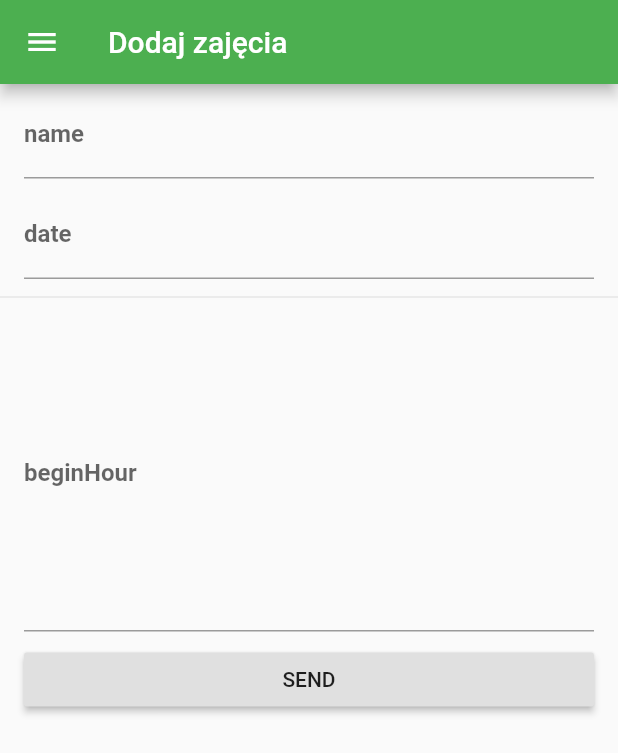
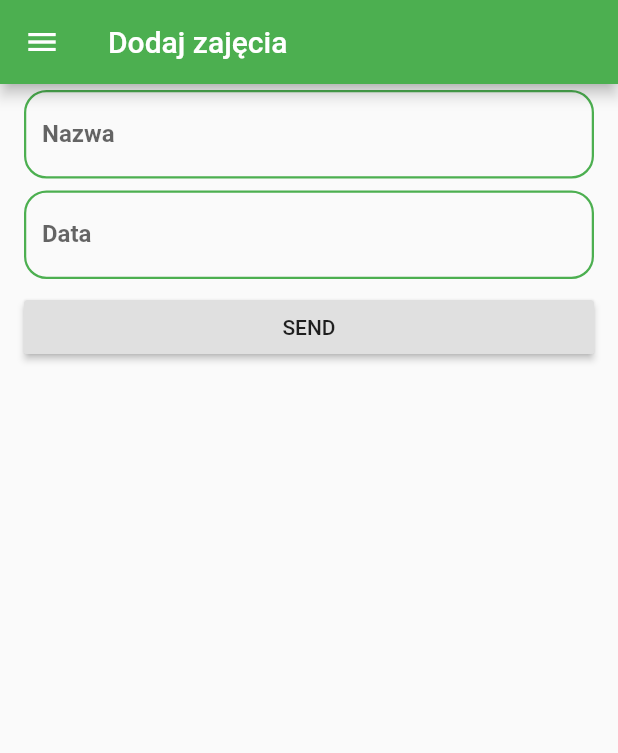
Before and after one commit to wiktoriasobczyk/Planner, a Flutter app: the AddLessonScreen screen opened directly, on a phone screen of 412 x 824 dp. Shown: the top 753 px of the screen. Run offline on Flutter 3.47's test engine with Material 2 defaults, Android fonts, the phone set to English and light mode, and no system bars; our stand-ins replace datetime_picker_formfield, flutter_login, font_awesome_flutter.

```diff
--- a/timetable_schedule_app/lib/src/addLessonScreen/view/addLesson.dart
+++ b/timetable_schedule_app/lib/src/addLessonScreen/view/addLesson.dart
@@ -1,6 +1,6 @@
 import 'package:flutter/material.dart';
 import 'package:timetable_schedule_app/src/drawer/view/drawerApp.dart';
-
+import 'package:datetime_picker_formfield/datetime_picker_formfield.dart';
 
 class AddLessonScreen extends StatefulWidget {
   @override
@@ -28,10 +28,29 @@ class _AddLessonScreenState extends State<AddLessonScreen> {
           child: Column(children: <Widget>[
             ListTile(
               title: TextFormField(
-                onSaved: (value) => name = value,
-                decoration: InputDecoration(
-                  labelText: 'name',
+                               decoration: InputDecoration(
+                  labelText: 'Nazwa',
                   labelStyle: TextStyle(fontWeight: FontWeight.bold),
+                  enabledBorder: OutlineInputBorder(
+                    borderSide: BorderSide(
+                      color: Colors.green,
+                      width: 1.5,
+                      style: BorderStyle.solid,
+                    ),
+                    borderRadius: BorderRadius.all(
+                      Radius.circular(15.0),
+                    ),
+                  ),
+                  focusedBorder:  OutlineInputBorder(
+                    borderSide: BorderSide(
+                      color: Colors.green,
+                      width: 1.5,
+                      style: BorderStyle.solid,
+                    ),
+                    borderRadius: BorderRadius.all(
+                      Radius.circular(15.0),
+                    ),
+                  ),
                 ),
               ),
             ),
@@ -39,20 +58,29 @@ class _AddLessonScreenState extends State<AddLessonScreen> {
               title: TextFormField(
                 onSaved: (value) => date = value,
                 decoration: InputDecoration(
-                  labelText: 'date',
+                  labelText: 'Data',
                   labelStyle: TextStyle(fontWeight: FontWeight.bold),
+                  enabledBorder: OutlineInputBorder(
+                    borderSide: BorderSide(
+                      color: Colors.green,
+                      width: 1.5,
+                      style: BorderStyle.solid,
+                    ),
+                    borderRadius: BorderRadius.all(
+                      Radius.circular(15.0),
+                    ),
+                  ),
+                  focusedBorder:  OutlineInputBorder(
+                    borderSide: BorderSide(
+                      color: Colors.green,
+                      width: 1.5,
+                      style: BorderStyle.solid,
+                    ),
+                    borderRadius: BorderRadius.all(
+                      Radius.circular(15.0),
+                    ),
+                  ),
                 ),
-              ),
-            ),
-            Divider(),
-            ListTile(
-              title: TextFormField(
-                onSaved: (value) => beginHour = value,
-                decoration: InputDecoration(
-                  labelText: 'beginHour',
-                  labelStyle: TextStyle(fontWeight: FontWeight.bold),
-                ),
-                maxLines: 9,
               ),
             ),
             ListTile(
@@ -60,7 +88,8 @@ class _AddLessonScreenState extends State<AddLessonScreen> {
                 child: Text('SEND'),
                 onPressed: () {
                   this.key.currentState.save();
-
+                  print('wpisana data' + date);
+                  print('wpisana nazwa' + name);
                   // Message message = Message(subject, body);
 
                   // Navigator.pop(context, message);
--- a/timetable_schedule_app/pubspec.yaml
+++ b/timetable_schedule_app/pubspec.yaml
@@ -20,6 +20,7 @@ dependencies:
   flutter:
     sdk: flutter
   font_awesome_flutter: ^8.5.0
+  datetime_picker_formfield: ^0.4.3
   flutter_login: ^1.0.4
   # The following adds the Cupertino Icons font to your application.
   # Use with the CupertinoIcons class for iOS style icons.
```
Also changed, not shown: timetable_schedule_app/pubspec.lock.
